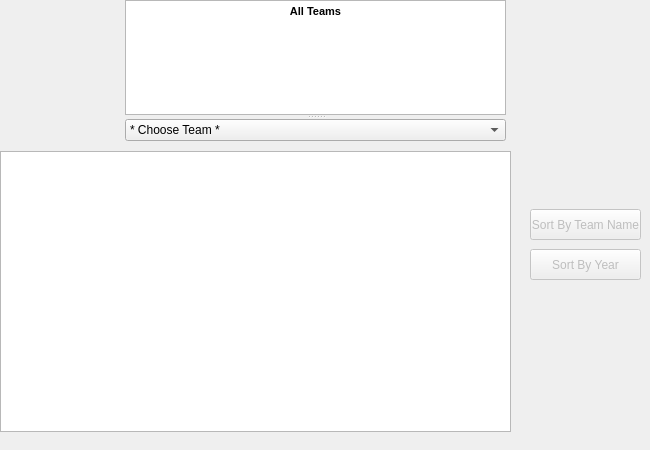
This is TheMudkips/nbateams.ui in OwlbitCode/TheMudkips as Qt 5 draws it before an edit. The edited form follows.
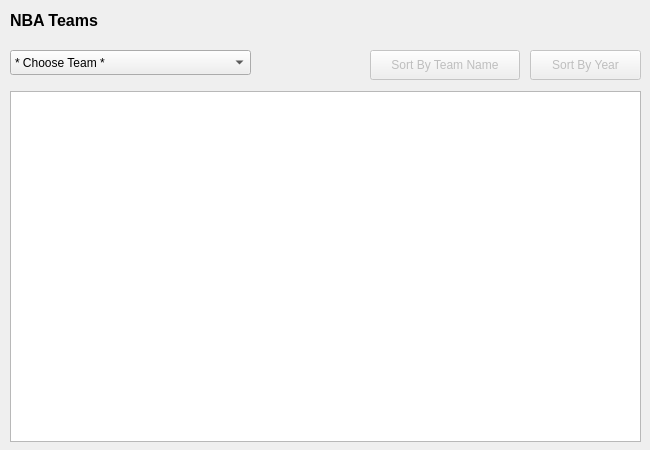
This is the edited form.

```diff
--- a/TheMudkips/nbateams.ui
+++ b/TheMudkips/nbateams.ui
@@ -13,31 +13,86 @@
   <property name="windowTitle">
    <string>Form</string>
   </property>
-  <widget class="QSplitter" name="splitter">
+  <widget class="QTableView" name="dataView">
    <property name="geometry">
     <rect>
-     <x>125</x>
+     <x>10</x>
+     <y>91</y>
+     <width>631</width>
+     <height>351</height>
+    </rect>
+   </property>
+   <property name="alternatingRowColors">
+    <bool>true</bool>
+   </property>
+   <property name="sortingEnabled">
+    <bool>true</bool>
+   </property>
+   <attribute name="verticalHeaderShowSortIndicator" stdset="0">
+    <bool>false</bool>
+   </attribute>
+  </widget>
+  <widget class="QPushButton" name="sortNameButton">
+   <property name="enabled">
+    <bool>false</bool>
+   </property>
+   <property name="geometry">
+    <rect>
+     <x>370</x>
+     <y>50</y>
+     <width>150</width>
+     <height>30</height>
+    </rect>
+   </property>
+   <property name="text">
+    <string>Sort By Team Name</string>
+   </property>
+  </widget>
+  <widget class="QPushButton" name="sortYearButton">
+   <property name="enabled">
+    <bool>false</bool>
+   </property>
+   <property name="geometry">
+    <rect>
+     <x>530</x>
+     <y>50</y>
+     <width>111</width>
+     <height>30</height>
+    </rect>
+   </property>
+   <property name="text">
+    <string>Sort By Year</string>
+   </property>
+  </widget>
+  <widget class="QLabel" name="TitleLabel">
+   <property name="geometry">
+    <rect>
+     <x>10</x>
      <y>0</y>
-     <width>381</width>
-     <height>141</height>
+     <width>601</width>
+     <height>41</height>
     </rect>
    </property>
-   <property name="orientation">
-    <enum>Qt::Vertical</enum>
+   <property name="font">
+    <font>
+     <pointsize>12</pointsize>
+     <weight>75</weight>
+     <bold>true</bold>
+    </font>
    </property>
-   <widget class="QTextBrowser" name="textBrowser">
-    <property name="acceptDrops">
-     <bool>false</bool>
-    </property>
-    <property name="html">
-     <string>&lt;!DOCTYPE HTML PUBLIC &quot;-//W3C//DTD HTML 4.0//EN&quot; &quot;http://www.w3.org/TR/REC-html40/strict.dtd&quot;&gt;
-&lt;html&gt;&lt;head&gt;&lt;meta name=&quot;qrichtext&quot; content=&quot;1&quot; /&gt;&lt;style type=&quot;text/css&quot;&gt;
-p, li { white-space: pre-wrap; }
-&lt;/style&gt;&lt;/head&gt;&lt;body style=&quot; font-family:'MS Shell Dlg 2'; font-size:8.14286pt; font-weight:400; font-style:normal;&quot;&gt;
-&lt;p align=&quot;center&quot; style=&quot; margin-top:0px; margin-bottom:0px; margin-left:0px; margin-right:0px; -qt-block-indent:0; text-indent:0px;&quot;&gt;&lt;span style=&quot; font-family:'MS Shell Dlg 2'; font-size:8.14286pt; font-weight:600;&quot;&gt;All Teams&lt;/span&gt;&lt;/p&gt;&lt;/body&gt;&lt;/html&gt;</string>
+   <property name="text">
+    <string>NBA Teams</string>
     </property>
    </widget>
    <widget class="QComboBox" name="teamComboBox">
+   <property name="geometry">
+    <rect>
+     <x>10</x>
+     <y>50</y>
+     <width>241</width>
+     <height>25</height>
+    </rect>
+   </property>
     <item>
      <property name="text">
       <string>* Choose Team *</string>
@@ -198,58 +253,6 @@
       <string>Washington Wizards</string>
      </property>
     </item>
-   </widget>
-  </widget>
-  <widget class="QTableView" name="dataView">
-   <property name="geometry">
-    <rect>
-     <x>0</x>
-     <y>151</y>
-     <width>511</width>
-     <height>281</height>
-    </rect>
-   </property>
-   <property name="alternatingRowColors">
-    <bool>true</bool>
-   </property>
-   <property name="sortingEnabled">
-    <bool>true</bool>
-   </property>
-   <attribute name="verticalHeaderShowSortIndicator" stdset="0">
-    <bool>false</bool>
-   </attribute>
-  </widget>
-  <widget class="QPushButton" name="sortNameButton">
-   <property name="enabled">
-    <bool>false</bool>
-   </property>
-   <property name="geometry">
-    <rect>
-     <x>530</x>
-     <y>209</y>
-     <width>111</width>
-     <height>31</height>
-    </rect>
-   </property>
-   <property name="text">
-    <string>Sort By Team Name</string>
-   </property>
-  </widget>
-  <widget class="QPushButton" name="sortYearButton">
-   <property name="enabled">
-    <bool>false</bool>
-   </property>
-   <property name="geometry">
-    <rect>
-     <x>530</x>
-     <y>249</y>
-     <width>111</width>
-     <height>31</height>
-    </rect>
-   </property>
-   <property name="text">
-    <string>Sort By Year</string>
-   </property>
   </widget>
  </widget>
  <resources/>
```
Lines whose indentation alone changed are shown as unchanged.
